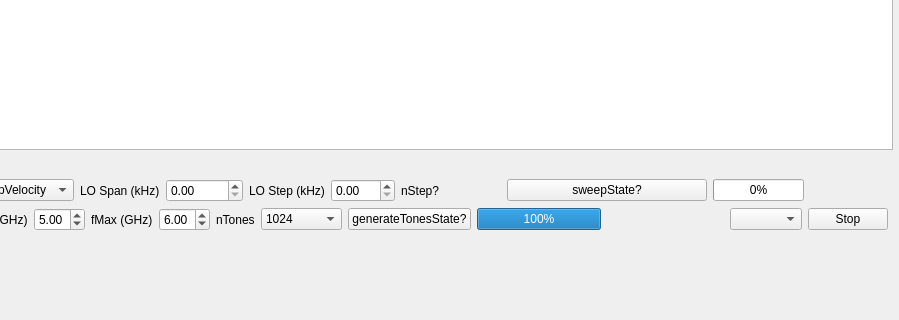
Qt form DataReadout/ChannelizerControls/FindResonancesWidget.ui (adamanderson/MkidDigitalReadout) before a commit; both pictures show x 183 to 1082 and y 371 to 691 of the 1082 by 691 pixel window.
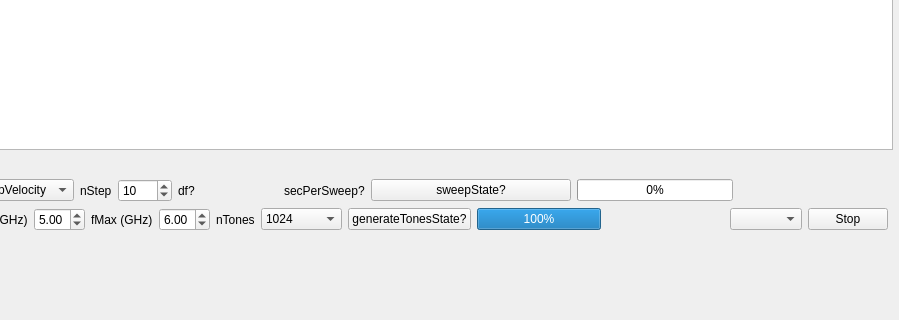
The same form after that commit. Custom widgets are drawn as their Qt base class.

Commit message: relabel widgets

The edit to the form file:
```diff
--- a/DataReadout/ChannelizerControls/FindResonancesWidget.ui
+++ b/DataReadout/ChannelizerControls/FindResonancesWidget.ui
@@ -73,33 +73,25 @@
       <item>
        <widget class="QLabel" name="label">
         <property name="text">
-         <string>LO Span (kHz)</string>
+         <string>nStep</string>
         </property>
        </widget>
       </item>
       <item>
-       <widget class="QDoubleSpinBox" name="loSpan">
+       <widget class="QSpinBox" name="nStep">
+        <property name="minimum">
+         <number>1</number>
+        </property>
         <property name="maximum">
-         <double>20000.000000000000000</double>
+         <number>1000</number>
         </property>
-       </widget>
-      </item>
-      <item>
-       <widget class="QLabel" name="label_2">
-        <property name="text">
-         <string>LO Step (kHz)</string>
+        <property name="value">
+         <number>10</number>
         </property>
        </widget>
       </item>
       <item>
-       <widget class="QDoubleSpinBox" name="loStep">
-        <property name="maximum">
-         <double>500.000000000000000</double>
-        </property>
-       </widget>
-      </item>
-      <item>
-       <widget class="QLabel" name="nStep">
+       <widget class="QLabel" name="df">
         <property name="minimumSize">
          <size>
           <width>100</width>
@@ -107,7 +99,14 @@
          </size>
         </property>
         <property name="text">
-         <string>nStep?</string>
+         <string>df?</string>
+        </property>
+       </widget>
+      </item>
+      <item>
+       <widget class="QLabel" name="secPerSweep">
+        <property name="text">
+         <string>secPerSweep?</string>
         </property>
        </widget>
       </item>
```
